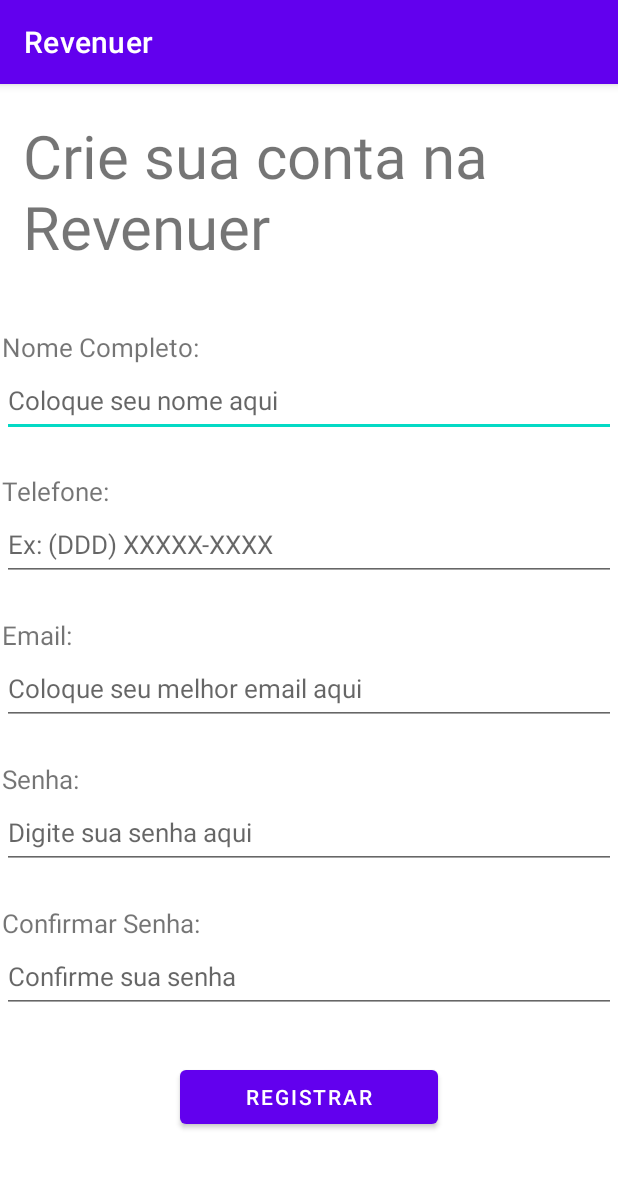
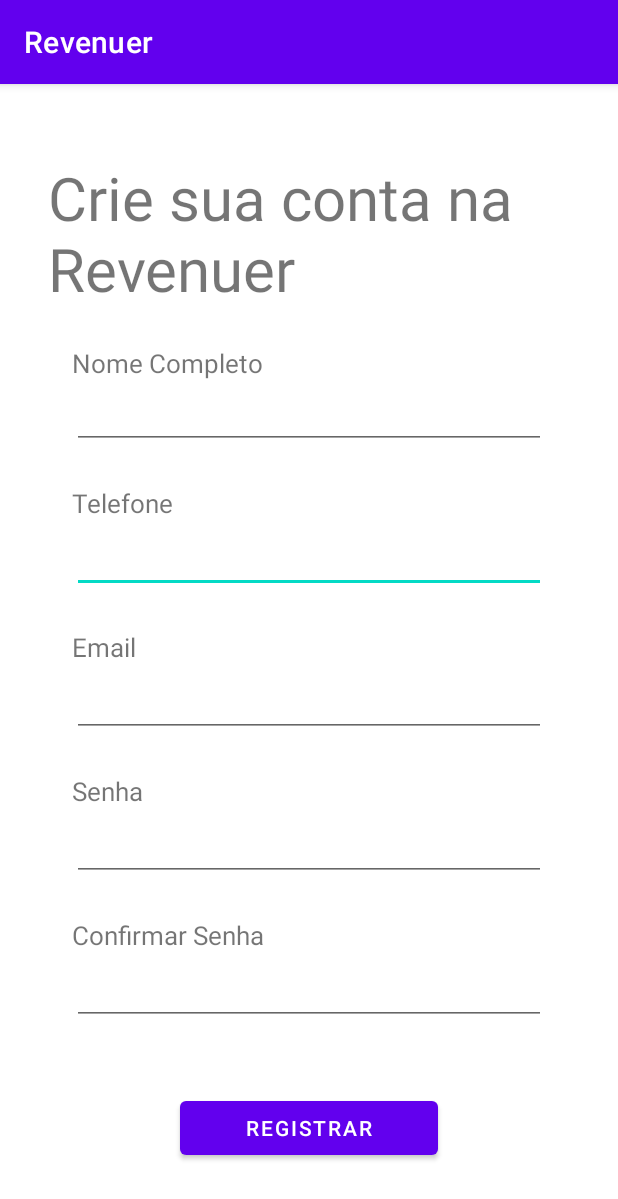
Before and after one commit to LuccaBarroso/Revenuer, an Android app: the RegisterActivity screen opened directly, with no data from a screen before it, on a phone screen of 412 x 824 dp. Shown: the top 1199 px of the screen. Run offline under Robolectric (Android 15) with nearby library versions, the phone set to English and light mode, and no system bars.

Commit message:
edited activity_main.xml

```diff
--- a/app/src/main/res/layout/activity_register.xml
+++ b/app/src/main/res/layout/activity_register.xml
@@ -7,156 +7,162 @@
     tools:context=".activity.RegisterActivity">
 
     <TextView
-        android:id="@+id/register_sentece_TextView"
-        android:layout_width="381dp"
-        android:layout_height="122dp"
+        android:id="@+id/register_textview_title"
+        android:layout_width="0dp"
+        android:layout_height="0dp"
+        android:layout_marginStart="32dp"
+        android:layout_marginEnd="32dp"
+        android:layout_marginBottom="16dp"
         android:gravity="bottom|center|left"
         android:text="Crie sua conta na Revenuer"
         android:textSize="40dp"
+        app:layout_constraintBottom_toTopOf="@+id/constraintLayout2"
         app:layout_constraintEnd_toEndOf="parent"
+        app:layout_constraintHorizontal_bias="0.0"
         app:layout_constraintStart_toStartOf="parent"
-        app:layout_constraintTop_toTopOf="parent" />
+        app:layout_constraintTop_toTopOf="parent"
+        app:layout_constraintVertical_bias="1.0" />
 
     <androidx.constraintlayout.widget.ConstraintLayout
         android:id="@+id/constraintLayout2"
-        android:layout_width="409dp"
-        android:layout_height="0dp"
-        android:layout_marginTop="17dp"
+        android:layout_width="0dp"
+        android:layout_height="482dp"
+        android:layout_marginStart="48dp"
+        android:layout_marginEnd="48dp"
+        android:layout_marginBottom="24dp"
+        app:layout_constraintBottom_toTopOf="@+id/register_button_enter"
         app:layout_constraintEnd_toEndOf="parent"
-        app:layout_constraintStart_toStartOf="parent"
-        app:layout_constraintTop_toBottomOf="@+id/register_sentece_TextView">
+        app:layout_constraintHorizontal_bias="1.0"
+        app:layout_constraintStart_toStartOf="parent">
 
         <EditText
-            android:id="@+id/editTextTextPersonName"
+            android:id="@+id/register_edittext_phone"
             android:layout_width="0dp"
             android:layout_height="wrap_content"
             android:layout_marginTop="48dp"
             android:ems="10"
-            android:hint="Coloque seu nome aqui"
-            android:inputType="textPersonName"
-            android:minHeight="48dp"
-            android:textSize="17dp"
-            app:layout_constraintEnd_toEndOf="parent"
-            app:layout_constraintHorizontal_bias="0.0"
-            app:layout_constraintStart_toStartOf="parent"
-            app:layout_constraintTop_toTopOf="parent" />
-
-        <EditText
-            android:id="@+id/editTextPhone"
-            android:layout_width="0dp"
-            android:layout_height="wrap_content"
-            android:layout_marginTop="48dp"
-            android:ems="10"
-            android:hint="Ex: (DDD) XXXXX-XXXX"
             android:inputType="phone"
             android:minHeight="48dp"
             android:textSize="17dp"
             app:layout_constraintEnd_toEndOf="parent"
             app:layout_constraintHorizontal_bias="0.0"
             app:layout_constraintStart_toStartOf="parent"
-            app:layout_constraintTop_toBottomOf="@+id/editTextTextPersonName" />
+            app:layout_constraintTop_toBottomOf="@+id/register_edittext_name"
+            tools:ignore="SpeakableTextPresentCheck" />
 
         <EditText
-            android:id="@+id/editTextTextEmailAddress"
+            android:id="@+id/register_edittext_email"
             android:layout_width="0dp"
             android:layout_height="wrap_content"
             android:layout_marginTop="48dp"
             android:ems="10"
-            android:hint="Coloque seu melhor email aqui"
             android:inputType="textEmailAddress"
             android:minHeight="48dp"
             android:textSize="17dp"
             app:layout_constraintEnd_toEndOf="parent"
             app:layout_constraintHorizontal_bias="0.0"
             app:layout_constraintStart_toStartOf="parent"
-            app:layout_constraintTop_toBottomOf="@+id/editTextPhone" />
+            app:layout_constraintTop_toBottomOf="@+id/register_edittext_phone"
+            tools:ignore="SpeakableTextPresentCheck" />
 
         <EditText
-            android:id="@+id/editTextTextPassword2"
+            android:id="@+id/register_edittext_password"
             android:layout_width="0dp"
             android:layout_height="wrap_content"
             android:layout_marginTop="48dp"
             android:ems="10"
-            android:hint="Digite sua senha aqui"
             android:inputType="textPassword"
             android:minHeight="48dp"
             android:textSize="17dp"
             app:layout_constraintEnd_toEndOf="parent"
             app:layout_constraintHorizontal_bias="0.0"
             app:layout_constraintStart_toStartOf="parent"
-            app:layout_constraintTop_toBottomOf="@+id/editTextTextEmailAddress" />
+            app:layout_constraintTop_toBottomOf="@+id/register_edittext_email"
+            tools:ignore="SpeakableTextPresentCheck" />
 
         <EditText
-            android:id="@+id/editTextTextPassword3"
+            android:id="@+id/register_edittext_confirmpassword"
             android:layout_width="0dp"
             android:layout_height="wrap_content"
             android:layout_marginTop="48dp"
             android:ems="10"
-            android:hint="Confirme sua senha"
             android:inputType="textPassword"
             android:minHeight="48dp"
             android:textSize="17dp"
             app:layout_constraintEnd_toEndOf="parent"
             app:layout_constraintHorizontal_bias="0.0"
             app:layout_constraintStart_toStartOf="parent"
-            app:layout_constraintTop_toBottomOf="@+id/editTextTextPassword2" />
+            app:layout_constraintTop_toBottomOf="@+id/register_edittext_password"
+            tools:ignore="SpeakableTextPresentCheck" />
 
         <TextView
-            android:id="@+id/textView"
+            android:id="@+id/register_textview_name"
             android:layout_width="wrap_content"
             android:layout_height="wrap_content"
-            android:text="Nome Completo:"
+            android:text="Nome Completo"
             android:textSize="17dp"
-            app:layout_constraintBottom_toTopOf="@+id/editTextTextPersonName"
+            app:layout_constraintBottom_toTopOf="@+id/register_edittext_name"
             app:layout_constraintStart_toStartOf="parent" />
 
         <TextView
-            android:id="@+id/textView2"
+            android:id="@+id/register_textview_phone"
             android:layout_width="wrap_content"
             android:layout_height="wrap_content"
-            android:text="Telefone:"
+            android:text="Telefone"
             android:textSize="17dp"
-            app:layout_constraintBottom_toTopOf="@+id/editTextPhone"
+            app:layout_constraintBottom_toTopOf="@+id/register_edittext_phone"
             app:layout_constraintStart_toStartOf="parent" />
 
         <TextView
-            android:id="@+id/textView3"
+            android:id="@+id/register_textview_email"
             android:layout_width="wrap_content"
             android:layout_height="wrap_content"
-            android:text="Email:"
+            android:text="Email"
             android:textSize="17dp"
-            app:layout_constraintBottom_toTopOf="@+id/editTextTextEmailAddress"
+            app:layout_constraintBottom_toTopOf="@+id/register_edittext_email"
             app:layout_constraintStart_toStartOf="parent" />
 
         <TextView
-            android:id="@+id/textView4"
+            android:id="@+id/register_textview_password"
             android:layout_width="wrap_content"
             android:layout_height="wrap_content"
-            android:text="Senha:"
+            android:text="Senha"
             android:textSize="17dp"
-            app:layout_constraintBottom_toTopOf="@+id/editTextTextPassword2"
+            app:layout_constraintBottom_toTopOf="@+id/register_edittext_password"
             app:layout_constraintStart_toStartOf="parent" />
 
         <TextView
-            android:id="@+id/textView5"
+            android:id="@+id/register_textview_confirmpassword"
             android:layout_width="wrap_content"
             android:layout_height="wrap_content"
-            android:text="Confirmar Senha:"
+            android:text="Confirmar Senha"
             android:textSize="17dp"
-            app:layout_constraintBottom_toTopOf="@+id/editTextTextPassword3"
+            app:layout_constraintBottom_toTopOf="@+id/register_edittext_confirmpassword"
             app:layout_constraintStart_toStartOf="parent" />
+
+        <EditText
+            android:id="@+id/register_edittext_name"
+            android:layout_width="0dp"
+            android:layout_height="wrap_content"
+            android:layout_marginTop="32dp"
+            android:ems="10"
+            android:inputType="textPersonName"
+            app:layout_constraintEnd_toEndOf="parent"
+            app:layout_constraintStart_toStartOf="parent"
+            app:layout_constraintTop_toTopOf="parent"
+            tools:ignore="SpeakableTextPresentCheck,TouchTargetSizeCheck" />
     </androidx.constraintlayout.widget.ConstraintLayout>
 
     <Button
-        android:id="@+id/button"
+        android:id="@+id/register_button_enter"
         android:layout_width="0dp"
         android:layout_height="wrap_content"
         android:layout_marginStart="120dp"
-        android:layout_marginTop="32dp"
         android:layout_marginEnd="120dp"
+        android:layout_marginBottom="48dp"
         android:text="Registrar"
+        app:layout_constraintBottom_toBottomOf="parent"
         app:layout_constraintEnd_toEndOf="parent"
         app:layout_constraintHorizontal_bias="0.0"
-        app:layout_constraintStart_toStartOf="parent"
-        app:layout_constraintTop_toBottomOf="@+id/constraintLayout2" />
+        app:layout_constraintStart_toStartOf="parent" />
 </androidx.constraintlayout.widget.ConstraintLayout>
```
Also changed, not shown: app/src/main/res/layout/activity_history.xml (+35 -27 lines), app/src/main/res/layout/activity_loading.xml (+6 -10 lines), app/src/main/res/layout/activity_login.xml (+23 -34 lines), app/src/main/res/layout/activity_main.xml (+44 -37 lines).
